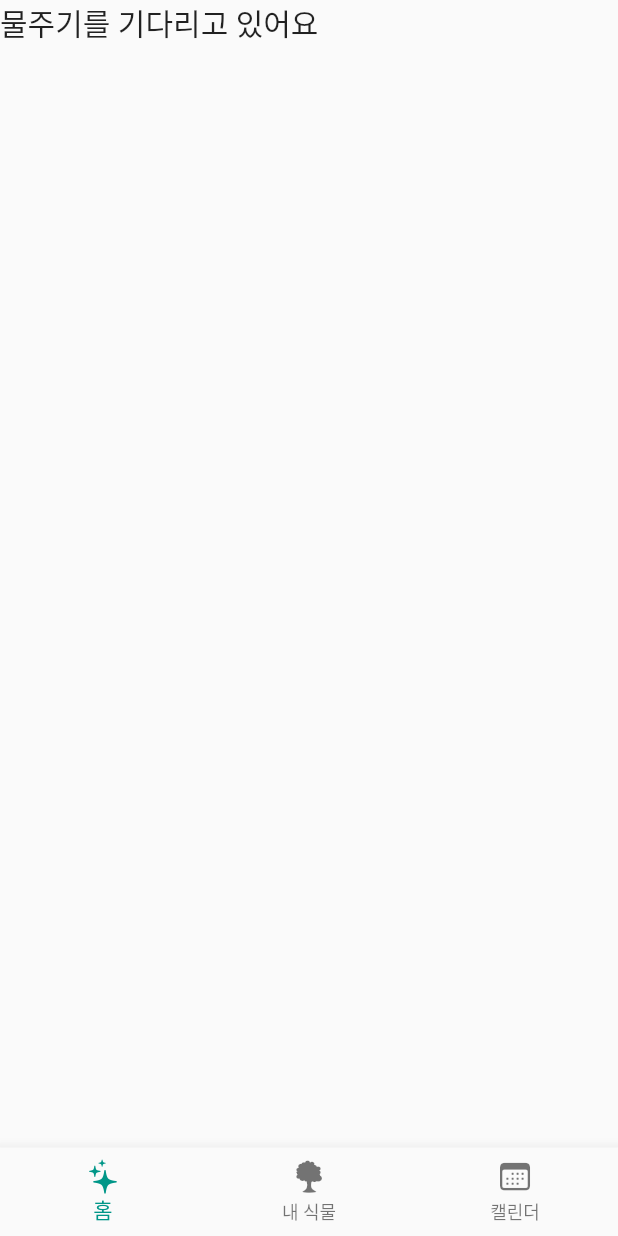
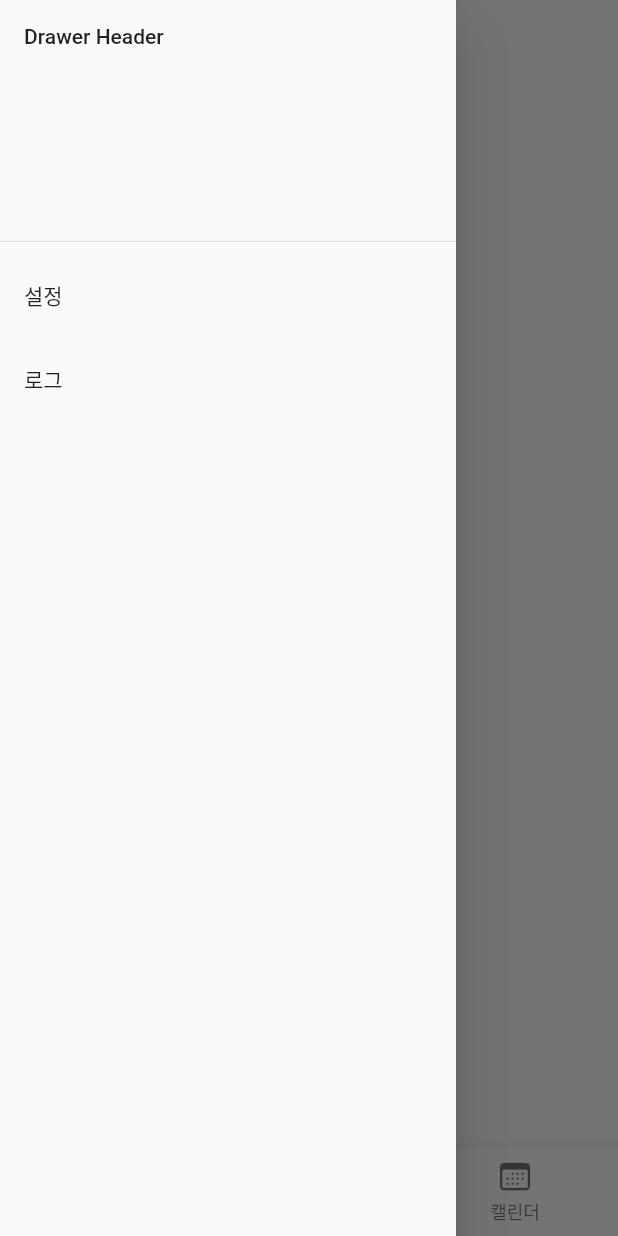
Before and after one commit to itsmekingtiger/garden-glory, a Flutter app: the screen it shows after launch, with the side drawer open (before the commit the screen has no drawer), on a phone screen of 412 x 824 dp. Run offline on Flutter 3.47's test engine with Material 2 defaults, Android fonts, the phone set to English and light mode, and no system bars; our stand-ins replace flutter_riverpod, fluttertoast, google_fonts, image_picker, lottie, sqflite; accounts and stored records are empty.

Commit message:
feat: 메인 화면 앱바 + 드로어

```diff
--- a/lib/views/main_page.dart
+++ b/lib/views/main_page.dart
@@ -1,3 +1,5 @@
+import 'dart:ui';
+
 import 'package:brown_brown/entities/plant.dart';
 import 'package:brown_brown/providers/plant_provider.dart';
 import 'package:brown_brown/views/nav_components.dart';
@@ -6,15 +8,37 @@ import 'package:flutter_riverpod/flutter_riverpod.dart';
 
 class MainPage extends ConsumerWidget {
   static const pageUrl = '/main';
-
-  const MainPage({super.key});
+  final _scaffoldKey = GlobalKey<ScaffoldState>();
 
   @override
   Widget build(BuildContext context, WidgetRef ref) {
     final List<Plant> plants = ref.watch(plantListProvider);
 
     return Scaffold(
-      bottomNavigationBar: BottomNavBar(0),
+      key: _scaffoldKey,
+      appBar: TopLevelAppBar(context, 'BrownBrown'),
+      drawer: Drawer(
+        child: Column(
+          mainAxisAlignment: MainAxisAlignment.spaceBetween,
+          children: [
+            ListView(
+              shrinkWrap: true,
+              padding: EdgeInsets.zero,
+              children: [
+                DrawerHeader(
+                  child: Text('Drawer Header'),
+                ),
+                ListTile(title: Text('설정'), onTap: () {}),
+                ListTile(title: Text('로그'), onTap: () {}),
+
+                // Import and Export
+              ],
+            ),
+
+            // Server Client State
+          ],
+        ),
+      ),
       body: SafeArea(
         child: Column(
           children: [
@@ -25,10 +49,10 @@ class MainPage extends ConsumerWidget {
           ],
         ),
       ),
+      bottomNavigationBar: BottomNavBar(0),
     );
   }
 }
-
 
 // class WateringNotificationSection extends StatelessWidget {
 //   const WateringNotificationSection(int plantId, {super.key});
--- a/lib/views/nav_components.dart
+++ b/lib/views/nav_components.dart
@@ -1,10 +1,35 @@
+// ignore_for_file: non_constant_identifier_names
+
 import 'package:brown_brown/views/main_page.dart';
 import 'package:brown_brown/views/plants_page.dart';
 import 'package:flutter/cupertino.dart';
 import 'package:flutter/material.dart';
 import 'package:flutter_riverpod/flutter_riverpod.dart';
 
-AppBar MyAppBar(BuildContext context, String title) {
+AppBar TopLevelAppBar(BuildContext context, String title) {
+  return AppBar(
+    elevation: 0,
+    backgroundColor: Colors.transparent,
+
+    // Open drawer
+    leading: Builder(
+      builder: (BuildContext context) {
+        return IconButton(
+          icon: Icon(Icons.menu, color: Theme.of(context).primaryColor),
+          onPressed: () {
+            Scaffold.of(context).openDrawer();
+          },
+          tooltip: MaterialLocalizations.of(context).openAppDrawerTooltip,
+        );
+      },
+    ),
+
+    // TODO: App logo
+    title: Text(title, style: Theme.of(context).textTheme.headline4),
+  );
+}
+
+AppBar SubPageAppBar(BuildContext context, String title) {
   return AppBar(
     elevation: 0,
     // backgroundColor: Colors.transparent,
--- a/lib/views/new_plant_page.dart
+++ b/lib/views/new_plant_page.dart
@@ -29,7 +29,7 @@ class _NewPlantPageState extends ConsumerState<NewPlantPage> {
   @override
   Widget build(BuildContext context) {
     return Scaffold(
-      appBar: MyAppBar(
+      appBar: SubPageAppBar(
         context,
         'Brown Brown',
       ),
@@ -200,7 +200,7 @@ class _NewPlanSetWateringPageState extends ConsumerState<NewPlanSetWateringPage>
     }
 
     return Scaffold(
-      appBar: MyAppBar(
+      appBar: SubPageAppBar(
         context,
         'Brown Brown',
       ),
--- a/lib/views/plant_detail_page.dart
+++ b/lib/views/plant_detail_page.dart
@@ -13,7 +13,7 @@ class PlantDetailPage extends ConsumerWidget {
     final List<Plant> plants = ref.watch(plantListProvider);
 
     return Scaffold(
-      appBar: MyAppBar(context, 'name'),
+      appBar: SubPageAppBar(context, 'name'),
       body: Column(
         children: [
           // profile
--- a/lib/views/plant_log_eit_page.dart
+++ b/lib/views/plant_log_eit_page.dart
@@ -33,7 +33,7 @@ class PlantLogEditPage extends ConsumerWidget {
     final List<Plant> plants = ref.watch(plantListProvider);
 
     return Scaffold(
-      appBar: MyAppBar(context, '오늘의 기록'),
+      appBar: SubPageAppBar(context, '오늘의 기록'),
       body: Column(
         children: [
           Text(
```
